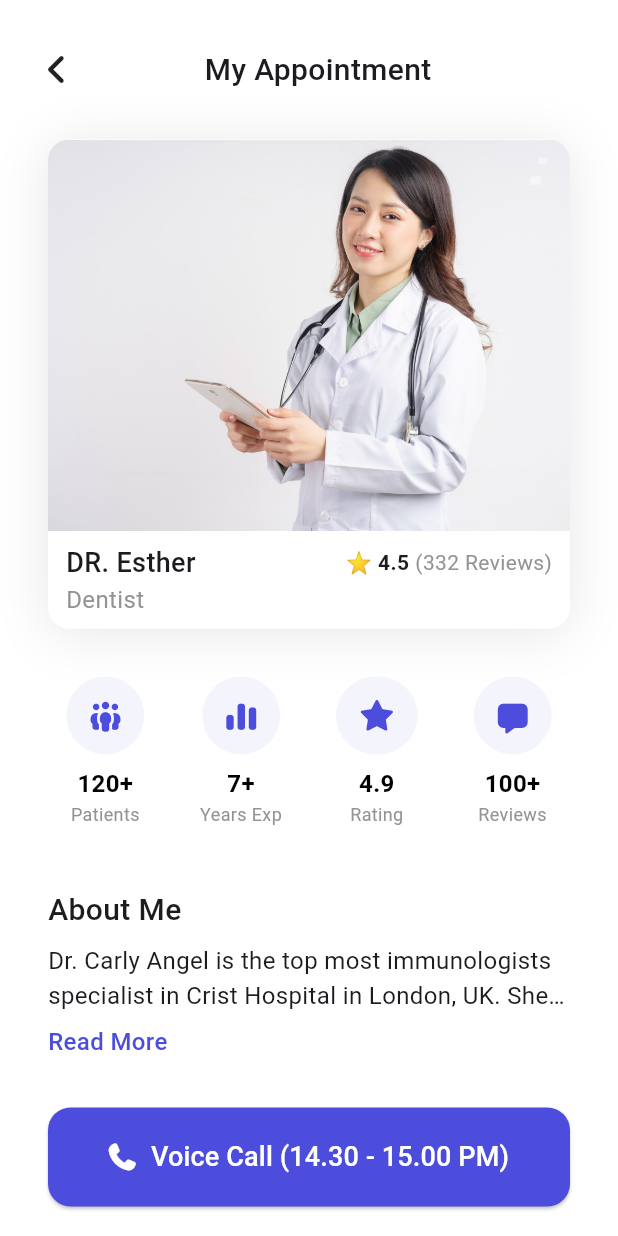
After one commit to agungkurniawanid/healtec-medical-appointment-app-ui, a Flutter app: the AppointmentDetailScreen screen opened directly, on a phone screen of 412 x 824 dp. The commit adds this screen. Run offline on Flutter 3.47's test engine with Material 3 defaults, Android fonts, the phone set to English and light mode, and no system bars; our stand-ins replace flutter_riverpod, font_awesome_flutter, google_fonts.

Commit message:
done ui screen Appointment Detail

```diff
--- /dev/null
+++ b/lib/screens/appointment_detail_screen.dart
@@ -0,0 +1,283 @@
+import 'package:flutter/material.dart';
+import 'package:flutter_riverpod/flutter_riverpod.dart';
+import 'package:font_awesome_flutter/font_awesome_flutter.dart';
+import 'package:google_fonts/google_fonts.dart';
+import 'package:healtec_medical_appointment_app/widgets/favourite_doctor_widget.dart';
+
+class AppointmentDetailScreen extends ConsumerWidget {
+  const AppointmentDetailScreen({super.key});
+
+  @override
+  Widget build(BuildContext context, WidgetRef ref) {
+    final List<Map<String, dynamic>> experienceBadge = [
+      {
+        "icon": FontAwesomeIcons.peopleGroup,
+        "count": "120+",
+        "experience": "Patients",
+      },
+      {
+        "icon": FontAwesomeIcons.chartSimple,
+        "count": "7+",
+        "experience": "Years Exp",
+      },
+      {
+        "icon": FontAwesomeIcons.solidStar,
+        "count": "4.9",
+        "experience": "Rating",
+      },
+      {
+        "icon": FontAwesomeIcons.solidMessage,
+        "count": "100+",
+        "experience": "Reviews",
+      },
+    ];
+
+    return Scaffold(
+      backgroundColor: Colors.white,
+      body: SafeArea(
+        child: SingleChildScrollView(
+          padding: const EdgeInsets.all(32.0),
+          child: Column(
+            children: [
+              Row(
+                children: [
+                  const FaIcon(FontAwesomeIcons.angleLeft),
+                  const Spacer(),
+                  Text(
+                    "My Appointment",
+                    style: GoogleFonts.roboto(
+                      fontSize: 20,
+                      fontWeight: FontWeight.w500,
+                    ),
+                  ),
+                  const Spacer(),
+                ],
+              ),
+              const SizedBox(height: 32.0),
+              const FavouriteDoctorWidget(
+                image: "assets/doctor4.png",
+                reviews: "(332 Reviews)",
+              ),
+              const SizedBox(height: 32),
+              GridView.builder(
+                shrinkWrap: true,
+                padding: EdgeInsets.zero,
+                physics: const NeverScrollableScrollPhysics(),
+                gridDelegate: const SliverGridDelegateWithFixedCrossAxisCount(
+                  crossAxisCount: 4,
+                  crossAxisSpacing: 14,
+                  mainAxisSpacing: 14,
+                  childAspectRatio: 0.7,
+                ),
+                itemCount: experienceBadge.length,
+                itemBuilder: (_, index) {
+                  final experienceBadges = experienceBadge[index];
+                  return buildExperience(
+                    icon: experienceBadges["icon"],
+                    count: experienceBadges["count"],
+                    experience: experienceBadges["experience"],
+                  );
+                },
+              ),
+              const SizedBox(height: 32),
+              buildAbout(context),
+              const SizedBox(height: 32),
+              SizedBox(
+                width: double.infinity,
+                child: ElevatedButton(
+                  onPressed: () {},
+                  style: ElevatedButton.styleFrom(
+                    backgroundColor: Color(0xFF4C4DDC),
+                    padding: EdgeInsets.symmetric(horizontal: 16, vertical: 20),
+                    shape: RoundedRectangleBorder(
+                      borderRadius: BorderRadius.circular(15),
+                    ),
+                  ),
+                  child: Row(
+                    mainAxisAlignment: MainAxisAlignment.center,
+                    children: [
+                      FaIcon(
+                        FontAwesomeIcons.phone,
+                        color: Colors.white,
+                        size: 18,
+                      ),
+                      SizedBox(width: 10),
+                      Text(
+                        'Voice Call (14.30 - 15.00 PM)',
+                        style: GoogleFonts.roboto(
+                          fontSize: 18,
+                          fontWeight: FontWeight.w500,
+                          color: Colors.white,
+                        ),
+                      ),
+                    ],
+                  ),
+                ),
+              ),
+            ],
+          ),
+        ),
+      ),
+    );
+  }
+}
+
+Widget buildExperience({IconData? icon, String? count, String? experience}) {
+  return Container(
+    // Added container to constrain height
+    constraints: const BoxConstraints(maxHeight: 120),
+    child: Column(
+      mainAxisSize: MainAxisSize.min,
+      children: [
+        Container(
+          padding: const EdgeInsets.all(16),
+          decoration: BoxDecoration(
+            color: const Color(0xFFEDEDFC).withOpacity(0.6),
+            borderRadius: BorderRadius.circular(100),
+          ),
+          child: FaIcon(
+            icon ?? FontAwesomeIcons.peopleGroup,
+            color: const Color(0xFF4C4DDC),
+            size: 20,
+          ),
+        ),
+        const SizedBox(height: 8),
+        Text(
+          count ?? "120+",
+          style: GoogleFonts.roboto(
+            fontSize: 16,
+            fontWeight: FontWeight.bold,
+            color: Colors.black,
+          ),
+          textAlign: TextAlign.center,
+          maxLines: 1,
+          overflow: TextOverflow.ellipsis,
+        ),
+        Text(
+          experience ?? "Patients",
+          style: GoogleFonts.roboto(
+            fontSize: 12,
+            fontWeight: FontWeight.normal,
+            color: const Color(0xFF939393),
+          ),
+          textAlign: TextAlign.center,
+          maxLines: 1,
+          overflow: TextOverflow.ellipsis,
+        ),
+      ],
+    ),
+  );
+}
+
+Widget buildAbout(BuildContext context) {
+  final String fullDescription =
+      "Dr. Carly Angel is the top most immunologists specialist in Crist Hospital in London, UK. She has over 15 years of experience in immunology and has published numerous research papers in prestigious medical journals. Dr. Angel completed her medical degree at Harvard Medical School and her residency at Johns Hopkins Hospital. She specializes in autoimmune diseases, allergies, and immunodeficiency disorders. Patients appreciate her compassionate approach and thorough explanations of complex medical conditions.";
+
+  return _AboutSection(fullDescription: fullDescription);
+}
+
+class _AboutSection extends StatefulWidget {
+  final String fullDescription;
+
+  const _AboutSection({required this.fullDescription});
+
+  @override
+  _AboutSectionState createState() => _AboutSectionState();
+}
+
+class _AboutSectionState extends State<_AboutSection> {
+  bool isExpanded = false;
+
+  @override
+  Widget build(BuildContext context) {
+    return SizedBox(
+      width: MediaQuery.of(context).size.width,
+      child: Column(
+        crossAxisAlignment: CrossAxisAlignment.start,
+        children: [
+          Text(
+            "About Me",
+            style: GoogleFonts.roboto(
+              fontSize: 20,
+              fontWeight: FontWeight.w500,
+            ),
+          ),
+          const SizedBox(height: 8),
+          LayoutBuilder(
+            builder: (context, constraints) {
+              final textSpan = TextSpan(
+                text: widget.fullDescription,
+                style: GoogleFonts.roboto(
+                  fontSize: 16,
+                  fontWeight: FontWeight.normal,
+                ),
+              );
+
+              final textPainter = TextPainter(
+                text: textSpan,
+                maxLines: 2,
+                textDirection: TextDirection.ltr,
+              );
+
+              textPainter.layout(maxWidth: constraints.maxWidth);
+
+              if (textPainter.didExceedMaxLines) {
+                return Column(
+                  crossAxisAlignment: CrossAxisAlignment.start,
+                  children: [
+                    AnimatedCrossFade(
+                      duration: const Duration(milliseconds: 300),
+                      crossFadeState: isExpanded
+                          ? CrossFadeState.showSecond
+                          : CrossFadeState.showFirst,
+                      firstChild: Text(
+                        widget.fullDescription,
+                        style: GoogleFonts.roboto(
+                          fontSize: 16,
+                          fontWeight: FontWeight.normal,
+                        ),
+                        maxLines: 2,
+                        overflow: TextOverflow.ellipsis,
+                      ),
+                      secondChild: Text(
+                        widget.fullDescription,
+                        style: GoogleFonts.roboto(
+                          fontSize: 16,
+                          fontWeight: FontWeight.normal,
+                        ),
+                      ),
+                    ),
+                    const SizedBox(height: 8),
+                    GestureDetector(
+                      onTap: () {
+                        setState(() {
+                          isExpanded = !isExpanded;
+                        });
+                      },
+                      child: Text(
+                        isExpanded ? "Read Less" : "Read More",
+                        style: GoogleFonts.roboto(
+                          fontSize: 16,
+                          fontWeight: FontWeight.w500,
+                          color: Color(0xFF4C4DDC),
+                        ),
+                      ),
+                    ),
+                  ],
+                );
+              } else {
+                return Text(
+                  widget.fullDescription,
+                  style: GoogleFonts.roboto(
+                    fontSize: 16,
+                    fontWeight: FontWeight.normal,
+                  ),
+                );
+              }
+            },
+          ),
+        ],
+      ),
+    );
+  }
+}
--- a/lib/screens/home_screen.dart
+++ b/lib/screens/home_screen.dart
@@ -1,5 +1,4 @@
 import 'package:flutter/material.dart';
-import 'package:flutter/services.dart';
 import 'package:flutter_riverpod/flutter_riverpod.dart';
 import 'package:google_fonts/google_fonts.dart';
 import 'package:healtec_medical_appointment_app/widgets/favourite_doctor_widget.dart';
@@ -11,10 +10,6 @@ class HomeScreen extends ConsumerWidget {
 
   @override
   Widget build(BuildContext context, WidgetRef ref) {
-    SystemChrome.setSystemUIOverlayStyle(
-      const SystemUiOverlayStyle(statusBarIconBrightness: Brightness.light),
-    );
-
     final List<Map<String, String>> doctors = [
       {
         'name': "Dr. Esther",
--- a/lib/screens/onboarding_screen.dart
+++ b/lib/screens/onboarding_screen.dart
@@ -1,17 +1,14 @@
 import 'package:flutter/material.dart';
-import 'package:flutter/services.dart';
 import 'package:flutter_riverpod/flutter_riverpod.dart';
 import 'package:google_fonts/google_fonts.dart';
 import 'package:healtec_medical_appointment_app/navigation_controller.dart';
+import 'package:healtec_medical_appointment_app/screens/home_screen.dart';
 
 class OnboardingAScreen extends ConsumerWidget {
   const OnboardingAScreen({super.key});
 
   @override
   Widget build(BuildContext context, WidgetRef ref) {
-    SystemChrome.setSystemUIOverlayStyle(
-      const SystemUiOverlayStyle(statusBarIconBrightness: Brightness.light),
-    );
     return Scaffold(
       body: Container(
         width: MediaQuery.of(context).size.width,
--- /dev/null
+++ b/lib/widgets/experience_widget.dart
@@ -0,0 +1,11 @@
+import 'package:flutter/material.dart';
+import 'package:flutter_riverpod/flutter_riverpod.dart';
+
+class ExperienceWidget extends ConsumerWidget {
+  const ExperienceWidget({super.key});
+
+  @override
+  Widget build(BuildContext context, WidgetRef ref) {
+    return Container();
+  }
+}
--- a/lib/widgets/favourite_doctor_widget.dart
+++ b/lib/widgets/favourite_doctor_widget.dart
@@ -3,13 +3,14 @@ import 'package:flutter_riverpod/flutter_riverpod.dart';
 import 'package:google_fonts/google_fonts.dart';
 
 class FavouriteDoctorWidget extends ConsumerWidget {
-  final String? name, image, specialist, rating;
+  final String? name, image, specialist, rating, reviews;
   const FavouriteDoctorWidget({
     super.key,
     this.name,
     this.image,
     this.specialist,
     this.rating,
+    this.reviews,
   });
 
   @override
@@ -57,12 +58,26 @@ class FavouriteDoctorWidget extends ConsumerWidget {
                         fontWeight: FontWeight.w500,
                       ),
                     ),
+                    Row(
+                      children: [
                         Text(
                           '⭐ ${rating ?? "4.5"}',
                           style: GoogleFonts.roboto(
                             fontSize: 14,
                             fontWeight: FontWeight.bold,
                           ),
+                        ),
+                        const SizedBox(width: 4),
+                        if (reviews != null)
+                          Text(
+                            reviews!,
+                            style: GoogleFonts.roboto(
+                              fontSize: 14,
+                              fontWeight: FontWeight.normal,
+                              color: Color(0xFF939393),
+                            ),
+                          ),
+                      ],
                     ),
                   ],
                 ),
--- a/lib/widgets/top_doctor_widget.dart
+++ b/lib/widgets/top_doctor_widget.dart
@@ -2,6 +2,7 @@ import 'package:flutter/material.dart';
 import 'package:flutter_riverpod/flutter_riverpod.dart';
 import 'package:font_awesome_flutter/font_awesome_flutter.dart';
 import 'package:google_fonts/google_fonts.dart';
+import 'package:healtec_medical_appointment_app/screens/appointment_detail_screen.dart';
 
 class TopDoctorWidget extends ConsumerWidget {
   final String? imageUrl, name, specialist, rating, reviews;
@@ -16,7 +17,12 @@ class TopDoctorWidget extends ConsumerWidget {
 
   @override
   Widget build(BuildContext context, WidgetRef ref) {
-    return Container(
+    return InkWell(
+      onTap: () => Navigator.push(
+        context,
+        MaterialPageRoute(builder: (_) => AppointmentDetailScreen()),
+      ),
+      child: Container(
         width: MediaQuery.of(context).size.width,
         padding: const EdgeInsets.all(16),
         height: 130,
@@ -85,7 +91,10 @@ class TopDoctorWidget extends ConsumerWidget {
                     const SizedBox(width: 4),
                     Text(
                       reviews ?? "(332 reviews)",
-                    style: GoogleFonts.roboto(fontSize: 12, color: Colors.grey),
+                      style: GoogleFonts.roboto(
+                        fontSize: 12,
+                        color: Colors.grey,
+                      ),
                     ),
                   ],
                 ),
@@ -94,6 +103,7 @@ class TopDoctorWidget extends ConsumerWidget {
             FaIcon(FontAwesomeIcons.ellipsis, color: Colors.grey),
           ],
         ),
+      ),
     );
   }
 }
```
Lines whose indentation alone changed are shown as unchanged.
